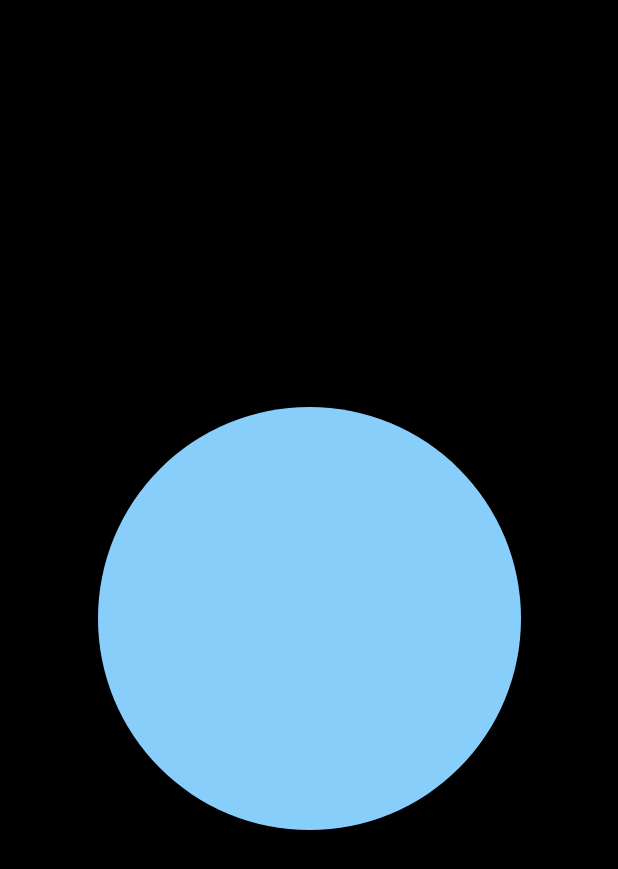
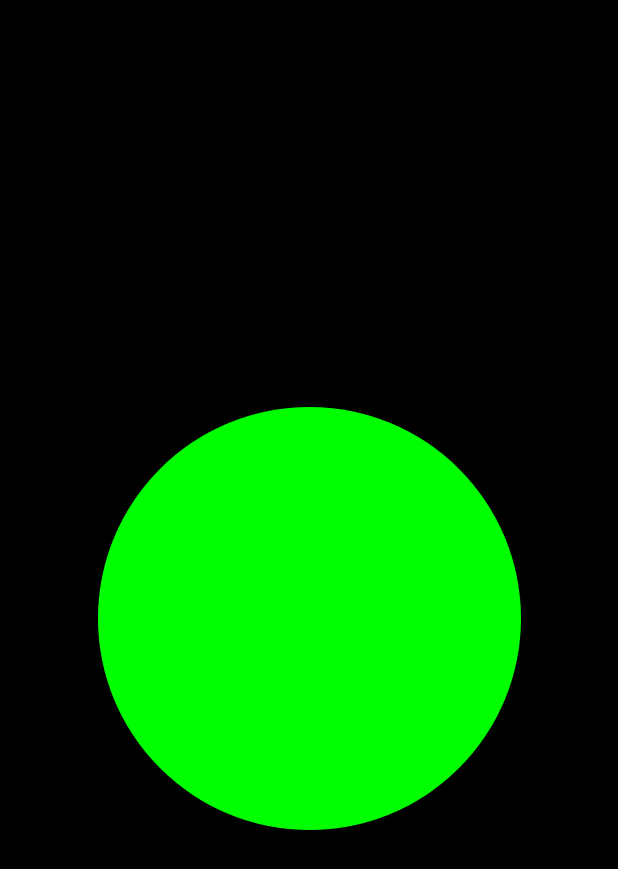
Before and after one commit to elpopes/zenzo, an Android app built with Jetpack Compose: the screen it shows after launch (MainActivity), after a tap on "Begin", on a phone screen of 412 x 824 dp. Shown: the top 869 px of the screen. Run offline under Robolectric (Android 15) with nearby library versions, the phone set to English and light mode, and no system bars; libraries missing offline, so code that uses them is left out: com.jakewharton.threetenabp; 1 statement that could not run was skipped.

Commit message:
change color of breathball for different breaths

```diff
--- a/app/src/main/java/com/zenzo/zenzo/BreathingPattern.kt
+++ b/app/src/main/java/com/zenzo/zenzo/BreathingPattern.kt
@@ -1,8 +1,9 @@
-package com.zenzo.zenzo
+import com.zenzo.zenzo.ui.theme.*
+import androidx.compose.ui.graphics.Color
 
-enum class BreathingPattern(val inhale: Float, val holdIn: Float, val exhale: Float, val holdOut: Float) {
-    CALM(4f, 7f, 8f, 0f),
-    ENERGY(0.25f, 0f, 0.75f, 0f),
-    BALANCE(4f, 4f, 4f, 4f),
-    SLOW(15f, 0f, 15f, 0f)
+enum class BreathingPattern(val inhale: Float, val holdIn: Float, val exhale: Float, val holdOut: Float, val color: Color) {
+    CALM(4f, 7f, 8f, 0f, LightBlue),
+    ENERGY(0.25f, 0f, 0.75f, 0f, EnergyRed),
+    BALANCE(4f, 4f, 4f, 4f, BalanceGreen),
+    SLOW(15f, 0f, 15f, 0f, SlowYellow)
 }
--- a/app/src/main/java/com/zenzo/zenzo/MeditationOptionsScreen.kt
+++ b/app/src/main/java/com/zenzo/zenzo/MeditationOptionsScreen.kt
@@ -1,5 +1,6 @@
 package com.zenzo.zenzo
 
+import BreathingPattern
 import androidx.compose.material.Text
 import androidx.compose.runtime.Composable
 import androidx.compose.foundation.layout.Column
--- a/app/src/main/java/com/zenzo/zenzo/MeditationScreen.kt
+++ b/app/src/main/java/com/zenzo/zenzo/MeditationScreen.kt
@@ -1,5 +1,6 @@
 package com.zenzo.zenzo
 
+import BreathingPattern
 import androidx.compose.runtime.Composable
 import androidx.compose.foundation.Canvas
 import androidx.compose.foundation.layout.Box
@@ -128,7 +129,7 @@ fun MeditationScreen(navController: NavController, duration: Int, pattern: Breat
         )
 
         val holdOutGradientSize = animateFloatAsState(
-            targetValue = if (holdOutActive.value) circleSize.value * 2f else circleSize.value * 0.1f,
+            targetValue = if (holdOutActive.value) circleSize.value * 3f else circleSize.value * 0.1f,
             animationSpec = tween(durationMillis = 500)
         )
 
@@ -159,7 +160,7 @@ fun MeditationScreen(navController: NavController, duration: Int, pattern: Breat
                 radius = holdOutGradientSizePixels / 2
             )
 
-            drawCircle(center = centerOffset, color = Color(0xFF87CEFA), radius = circleSizeInPixels / 2)
+            drawCircle(center = centerOffset, color = pattern.color, radius = circleSizeInPixels / 2)
         }
     }
 }
--- a/app/src/main/java/com/zenzo/zenzo/ui/theme/Color.kt
+++ b/app/src/main/java/com/zenzo/zenzo/ui/theme/Color.kt
@@ -1,11 +1,8 @@
 package com.zenzo.zenzo.ui.theme
 
-//import androidx.compose.ui.graphics.Color
+import androidx.compose.ui.graphics.Color
 
-//val Purple80 = Color(0xFF000000) // Black
-//val PurpleGrey80 = Color(0xFFFFFFFF) // White
-//val Pink80 = Color(0xFF808080) // Gray
-//
-//val Purple40 = Color(0xFF0000FF) // Blue
-//val PurpleGrey40 = Color(0xFFFF0000) // Red
-//val Pink40 = Color(0xFF00FF00) // Green
+val LightBlue = Color(0xFF87CEFA) // Light Blue
+val EnergyRed = Color(0xFFFF0000) // Red
+val BalanceGreen = Color(0xFF00FF00) // Green
+val SlowYellow = Color(0xFFFFFF00) // Yellow
```
